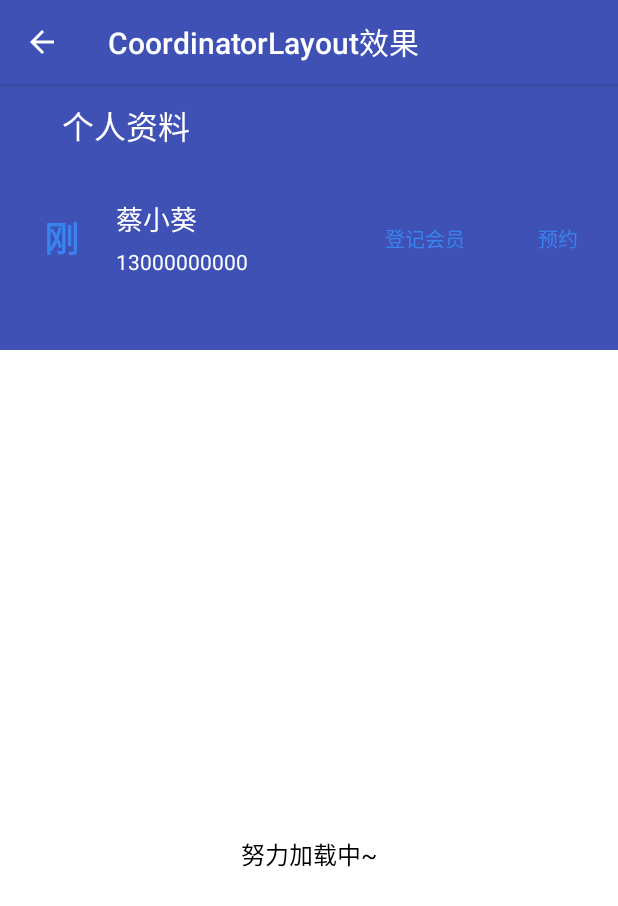
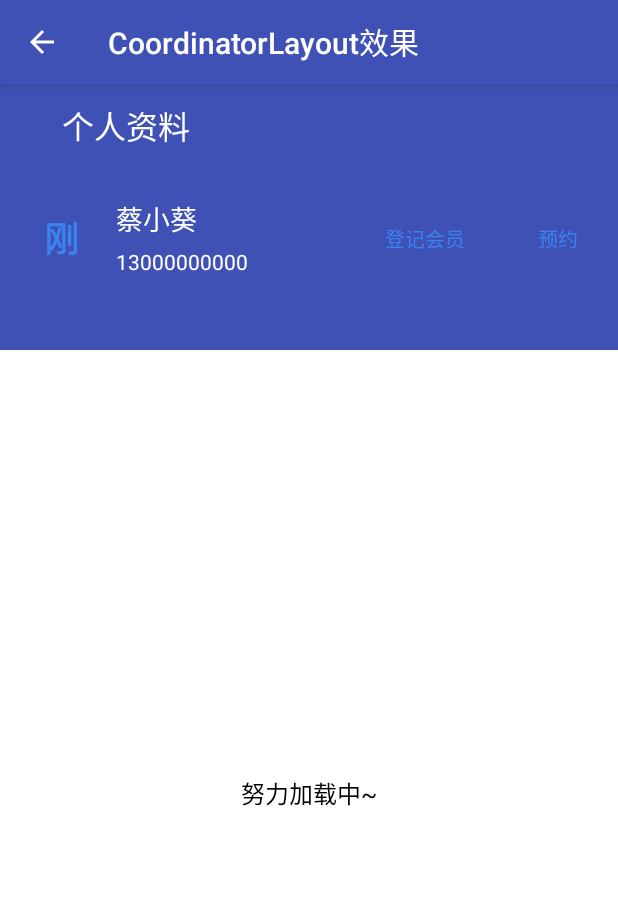
Before and after one commit to YuJunKui1995/PageStatusHelper, an Android app: the CoordinatorLayoutActivity screen opened directly, with no data from a screen before it, on a phone screen of 412 x 824 dp. Shown: the top 906 px of the screen. Run offline under Robolectric (Android 15) with nearby library versions, the phone set to English and light mode, and no system bars.

Commit message:
完成对coordinator下列表的状态显示不居中的改造

```diff
--- a/app/src/main/java/com/smartcity/commonbase/widget/pagestatus/test/SinglePageMoreStateActivity.java
+++ b/app/src/main/java/com/smartcity/commonbase/widget/pagestatus/test/SinglePageMoreStateActivity.java
@@ -29,6 +29,7 @@ public class SinglePageMoreStateActivity extends AppCompatActivity {
         getSupportActionBar().setTitle("一个页面存在多个接口");
         setContentView(R.layout.activity_single_page_more_state);
 
+        //模拟的第一个列表
         TextView tvList1 = findViewById(R.id.tv_list1);
 
         PageStatusHelper list1StatusHelper = new PageStatusHelper(this);
@@ -42,19 +43,23 @@ public class SinglePageMoreStateActivity extends AppCompatActivity {
         PageStatusHelper list2StatusHelper = new PageStatusHelper(this);
         list2StatusHelper.bindView(tvList2);
         list2StatusHelper.setOnErrorClickListener(v -> {
-
+            //you load again
+            loadList2(tvList2, list2StatusHelper);
         });
 
         //加载中
         list2StatusHelper.refreshPageStatus(PageStatusHelper.LOADING);
+        loadList2(tvList2, list2StatusHelper);
 
 
+    }
+
+    private void loadList2(TextView tvList2, PageStatusHelper list2StatusHelper) {
         //模拟第二个列表加载失败
         tvList2.postDelayed(new Runnable() {
             @Override
             public void run() {
                 list2StatusHelper.refreshPageStatus(PageStatusHelper.ERROR);
-                tvList2.postDelayed(this,2500);
             }
         }, 2500);
     }
--- a/app/src/main/res/layout/activity_coordinatorlayout.xml
+++ b/app/src/main/res/layout/activity_coordinatorlayout.xml
@@ -1,6 +1,5 @@
 <?xml version="1.0" encoding="utf-8"?>
-<android.support.design.widget.CoordinatorLayout
-    xmlns:android="http://schemas.android.com/apk/res/android"
+<android.support.design.widget.CoordinatorLayout xmlns:android="http://schemas.android.com/apk/res/android"
     xmlns:app="http://schemas.android.com/apk/res-auto"
     xmlns:tools="http://schemas.android.com/tools"
     android:layout_width="match_parent"
@@ -35,9 +34,9 @@
                     android:layout_marginStart="14dp"
                     android:layout_marginTop="20dp"
                     android:gravity="center"
-                    android:textSize="23sp"
                     android:text="刚"
                     android:textColor="#FF3A83EF"
+                    android:textSize="23sp"
                     android:textStyle="bold"
                     app:layout_constraintStart_toStartOf="parent"
                     app:layout_constraintTop_toTopOf="parent"
@@ -47,33 +46,33 @@
                 <ImageView
                     android:id="@+id/imageView6"
                     android:layout_width="0dp"
-                    tools:visibility="gone"
                     android:layout_height="0dp"
                     app:layout_constraintBottom_toBottomOf="@+id/tv_simple_name"
                     app:layout_constraintEnd_toEndOf="@+id/tv_simple_name"
                     app:layout_constraintStart_toStartOf="@+id/tv_simple_name"
-                    app:layout_constraintTop_toTopOf="@+id/tv_simple_name" />
+                    app:layout_constraintTop_toTopOf="@+id/tv_simple_name"
+                    tools:visibility="gone" />
 
                 <TextView
                     android:id="@+id/textView4"
                     android:layout_width="wrap_content"
                     android:layout_height="wrap_content"
                     android:layout_marginStart="10dp"
+                    android:text="蔡小葵"
                     android:textColor="#ffffff"
                     android:textSize="18sp"
                     app:layout_constraintStart_toEndOf="@+id/tv_simple_name"
-                    app:layout_constraintTop_toTopOf="@+id/tv_simple_name"
-                    android:text="蔡小葵" />
+                    app:layout_constraintTop_toTopOf="@+id/tv_simple_name" />
 
                 <TextView
                     android:id="@+id/tv_tip2"
                     android:layout_width="wrap_content"
                     android:layout_height="wrap_content"
                     android:layout_marginTop="5dp"
+                    android:text="13000000000"
                     android:textColor="#ffffff"
                     app:layout_constraintStart_toStartOf="@+id/textView4"
-                    app:layout_constraintTop_toBottomOf="@+id/textView4"
-                    android:text="13000000000" />
+                    app:layout_constraintTop_toBottomOf="@+id/textView4" />
 
                 <TextView
                     android:id="@+id/textView7"
@@ -113,6 +112,7 @@
                     android:layout_width="wrap_content"
                     android:layout_height="wrap_content"
                     android:layout_marginEnd="15dp"
+                    android:gravity="center"
                     android:onClick="onAppointmentClick"
                     android:orientation="horizontal"
                     android:paddingStart="11dp"
@@ -121,14 +121,13 @@
                     android:paddingBottom="3dp"
                     app:layout_constraintBottom_toBottomOf="@+id/imageView6"
                     app:layout_constraintEnd_toEndOf="parent"
-                    android:gravity="center"
                     app:layout_constraintTop_toTopOf="@+id/imageView6">
 
                     <ImageView
                         android:layout_width="11dp"
+                        android:layout_height="11dp"
                         android:layout_marginStart="2dp"
-                        android:layout_marginEnd="5dp"
-                        android:layout_height="11dp" />
+                        android:layout_marginEnd="5dp" />
 
                     <TextView
                         android:id="@+id/tv_make_appointment"
@@ -136,8 +135,7 @@
                         android:layout_height="wrap_content"
                         android:text="预约"
                         android:textColor="#FF3A83EF"
-                        android:textSize="13sp"
-                        />
+                        android:textSize="13sp" />
                 </LinearLayout>
 
             </android.support.constraint.ConstraintLayout>
@@ -158,8 +156,7 @@
 
                     <ImageView
                         android:layout_width="13dp"
-                        android:layout_height="22dp"
-                        />
+                        android:layout_height="22dp" />
 
                     <TextView
                         android:layout_width="wrap_content"
@@ -209,7 +206,11 @@
             <android.support.v7.widget.RecyclerView
                 android:id="@+id/rv_content"
                 android:layout_width="match_parent"
-                android:layout_height="match_parent" />
+                android:layout_height="match_parent"
+                app:layout_constraintBottom_toBottomOf="parent"
+                app:layout_constraintEnd_toEndOf="parent"
+                app:layout_constraintStart_toStartOf="parent"
+                app:layout_constraintTop_toTopOf="parent" />
 
         </RelativeLayout>
 
--- a/pagestatushelper/src/main/java/com/smartcity/commonbase/widget/pagestatus/ViewUtils.java
+++ b/pagestatushelper/src/main/java/com/smartcity/commonbase/widget/pagestatus/ViewUtils.java
@@ -39,7 +39,20 @@ public class ViewUtils {
             ints[1] = view.getMeasuredHeight();
         }
 
-        //目前这种测量方法不好 兼容下获取付费的
+        return ints;
+    }
+
+    /**
+     * 简单处理下有些情况下异常的问题
+     *
+     * @param view
+     * @return int[0] width int[1] height
+     */
+    public static int[] getNormalBindViewMetric(View view) {
+
+        int[] ints = getViewMetrics(view);
+
+        //目前这种测量方法不好 兼容下获取父类的
         if (ints[0] == 0 && ints[1] == 0) {
             View parent = (View) view.getParent();
             if (parent != null) {
@@ -50,11 +63,17 @@ public class ViewUtils {
     }
 
 
+    /**
+     * 这里会处理如果bindView的某个父类是CoordinatorLayout的话
+     * 将正确高度 CoordinatorLayout-AppBarLayout 返回
+     * @param bindView
+     * @return
+     */
     public static int[] getBindViewMetrics(View bindView) {
 
         CoordinatorLayout parent = findCoordinatorLayoutParent(bindView);
         if (parent != null) {
-            int[] ints = new int[2];
+            int[] ints;
 
             //寻找AppBarLayout
             AppBarLayout appBarLayout = null;
@@ -67,14 +86,13 @@ public class ViewUtils {
             }
 
             if (appBarLayout == null) {
-                return getViewMetrics(bindView);
+                return getNormalBindViewMetric(bindView);
             }
 
-            Log.i(TAG, "getBindViewMetrics()   appBarLayout.getHeight() = [" + appBarLayout.getHeight() + "]");
-
+            ints=new int[]{parent.getWidth(),parent.getHeight()-appBarLayout.getHeight()};
             return ints;
         } else {
-            return getViewMetrics(bindView);
+            return getNormalBindViewMetric(bindView);
         }
     }
 
@@ -94,9 +112,12 @@ public class ViewUtils {
     public static CoordinatorLayout findCoordinatorLayoutParent(View v) {
 
         View parent;
-        if (v == null || (parent = (View) v.getParent()) == null) {
+
+        if (v == null || v.getParent()==null|| ! (v.getParent() instanceof View)) {
             return null;
         }
+
+        parent= (View) v.getParent();
 
         if (parent instanceof CoordinatorLayout) {
             return (CoordinatorLayout) parent;
--- a/pagestatushelper/src/main/java/com/smartcity/commonbase/widget/pagestatus/imp/LinearLayoutViewStatusImp.java
+++ b/pagestatushelper/src/main/java/com/smartcity/commonbase/widget/pagestatus/imp/LinearLayoutViewStatusImp.java
@@ -9,16 +9,58 @@ import com.smartcity.commonbase.widget.pagestatus.ViewUtils;
 /**
  * Author: YuJunKui
  * Time:2017/12/8 10:57
- * Tips:
+ * Tips:  LinearLayoutView和ViewGroupView  存在两点差异
+ *        1、LinearLayoutView的bindView不能INVISIBLE
+ *        2、layoutParams 宽高不能为 MATCH_PARENT
  */
 
-public class LinearLayoutViewStatusImp  extends ViewGroupViewStatusImp {
+public class LinearLayoutViewStatusImp implements ViewStatusInterface {
 
     @Override
     public void addStatusView(View bindView, View addView, LayoutParams params) {
-        super.addStatusView(bindView,addView,params);
+
+        ViewGroup parent = (ViewGroup) bindView.getParent();
+
+        if (parent.indexOfChild(addView) == -1) {
+
+            ViewGroup.MarginLayoutParams layoutParams = new ViewGroup.MarginLayoutParams(
+                    ViewGroup.LayoutParams.WRAP_CONTENT, ViewGroup.LayoutParams.WRAP_CONTENT);
+
+            if (params.centerInParent) {
+
+                //获取addview宽高
+                int[] addViewMetrics = ViewUtils.getViewMetrics(addView);
+                int width = addViewMetrics[0];
+                int height = addViewMetrics[1];
+
+                //获取bindview宽高
+                int[] bindViewMetrics = ViewUtils.getBindViewMetrics(bindView);
+                int parentWidth = bindViewMetrics[0];
+                int parentHeight = bindViewMetrics[1];
+
+
+                int left = (parentWidth - width) / 2;
+                int top = (parentHeight - height) / 2;
+                addView.setPadding(left, top, left, top);
+
+            } else {
+
+                addView.setPadding(params.paddingLeft, params.paddingTop, params.paddingRight, params.paddingBottom);
+            }
+
+            parent.addView(addView, layoutParams);
+
+        }
         bindView.setVisibility(View.GONE);
         addView.setVisibility(View.VISIBLE);
     }
 
+
+    @Override
+    public void showContentView(View bindView, View addView) {
+
+        bindView.setVisibility(View.VISIBLE);
+        addView.setVisibility(View.GONE);
+    }
+
 }
--- a/pagestatushelper/src/main/java/com/smartcity/commonbase/widget/pagestatus/imp/ViewGroupViewStatusImp.java
+++ b/pagestatushelper/src/main/java/com/smartcity/commonbase/widget/pagestatus/imp/ViewGroupViewStatusImp.java
@@ -32,11 +32,9 @@ public class ViewGroupViewStatusImp implements ViewStatusInterface {
                 int height = addViewMetrics[1];
 
                 //获取bindview宽高
-                int[] bindViewMetrics = ViewUtils.getViewMetrics(bindView);
+                int[] bindViewMetrics = ViewUtils.getBindViewMetrics(bindView);
                 int parentWidth = bindViewMetrics[0];
                 int parentHeight = bindViewMetrics[1];
-
-                ViewUtils.getBindViewMetrics(bindView);
 
 
                 int left = (parentWidth - width) / 2;
```
